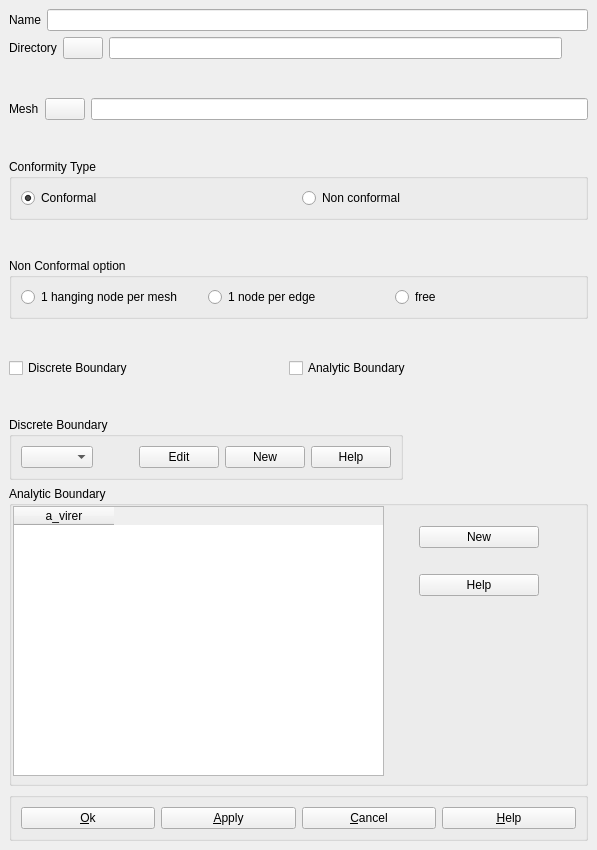
Before: the Qt Designer form src/HOMARDGUI/CreateCase.ui in SalomePlatform/homard, drawn with Qt 5.
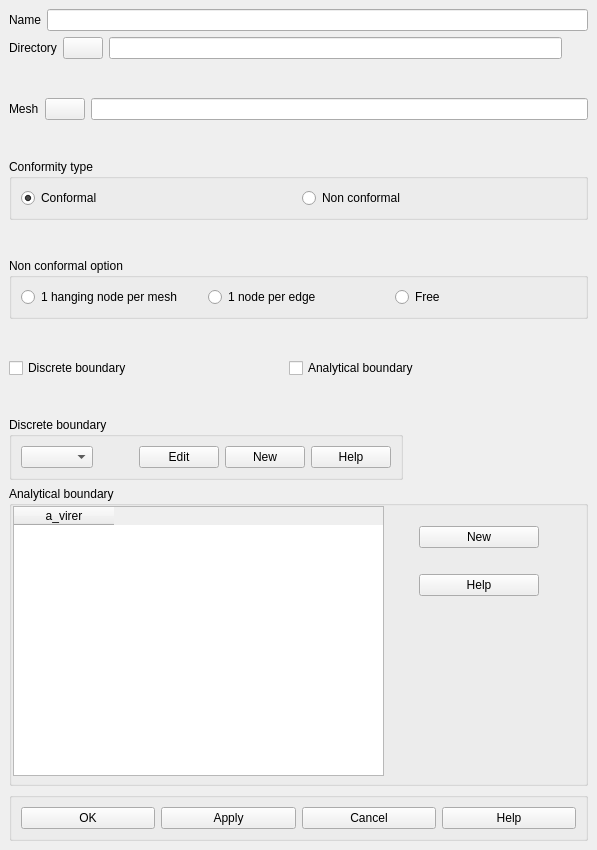
After: the same form once the commit is applied.

```diff
--- a/src/HOMARDGUI/CreateCase.ui
+++ b/src/HOMARDGUI/CreateCase.ui
@@ -45,7 +45,7 @@
       <item row="0" column="0" >
        <widget class="QPushButton" name="buttonOk" >
         <property name="text" >
-         <string>&amp;Ok</string>
+         <string>OK</string>
         </property>
         <property name="autoDefault" >
          <bool>false</bool>
@@ -55,7 +55,7 @@
       <item row="0" column="1" >
        <widget class="QPushButton" name="buttonApply" >
         <property name="text" >
-         <string>&amp;Apply</string>
+         <string>Apply</string>
         </property>
         <property name="autoDefault" >
          <bool>false</bool>
@@ -65,7 +65,7 @@
       <item row="0" column="2" >
        <widget class="QPushButton" name="buttonCancel" >
         <property name="text" >
-         <string>&amp;Cancel</string>
+         <string>Cancel</string>
         </property>
         <property name="autoDefault" >
          <bool>false</bool>
@@ -75,7 +75,7 @@
       <item row="0" column="3" >
        <widget class="QPushButton" name="buttonHelp" >
         <property name="text" >
-         <string>&amp;Help</string>
+         <string>Help</string>
         </property>
         <property name="autoDefault" >
          <bool>false</bool>
@@ -94,7 +94,7 @@
       </size>
      </property>
      <property name="title" >
-      <string>Analytic Boundary</string>
+      <string>Analytical boundary</string>
      </property>
      <widget class="QWidget" name="layoutWidget" >
       <property name="geometry" >
@@ -280,7 +280,7 @@
    <item row="5" column="0" colspan="2" >
     <widget class="QGroupBox" name="GBTypeConf" >
      <property name="title" >
-      <string>Conformity Type</string>
+      <string>Conformity type</string>
      </property>
      <layout class="QHBoxLayout" >
       <property name="margin" >
@@ -325,7 +325,7 @@
    <item row="7" column="0" colspan="2" >
     <widget class="QGroupBox" name="GBTypeNoConf" >
      <property name="title" >
-      <string>Non Conformal option</string>
+      <string>Non conformal option</string>
      </property>
      <layout class="QHBoxLayout" >
       <property name="margin" >
@@ -351,7 +351,7 @@
       <item>
        <widget class="QRadioButton" name="RBQuelconque" >
         <property name="text" >
-         <string>free</string>
+         <string>Free</string>
         </property>
        </widget>
       </item>
@@ -382,14 +382,14 @@
      <item>
       <widget class="QCheckBox" name="CBBoundaryD" >
        <property name="text" >
-        <string>Discrete Boundary </string>
+        <string>Discrete boundary</string>
        </property>
       </widget>
      </item>
      <item>
       <widget class="QCheckBox" name="CBBoundaryA" >
        <property name="text" >
-        <string>Analytic Boundary </string>
+        <string>Analytical boundary</string>
        </property>
       </widget>
      </item>
@@ -432,7 +432,7 @@
       </sizepolicy>
      </property>
      <property name="title" >
-      <string>Discrete Boundary</string>
+      <string>Discrete boundary</string>
      </property>
      <layout class="QGridLayout" >
       <property name="margin" >
```
Left out of the diff: 2 changed lines with no effect on the pictures.
